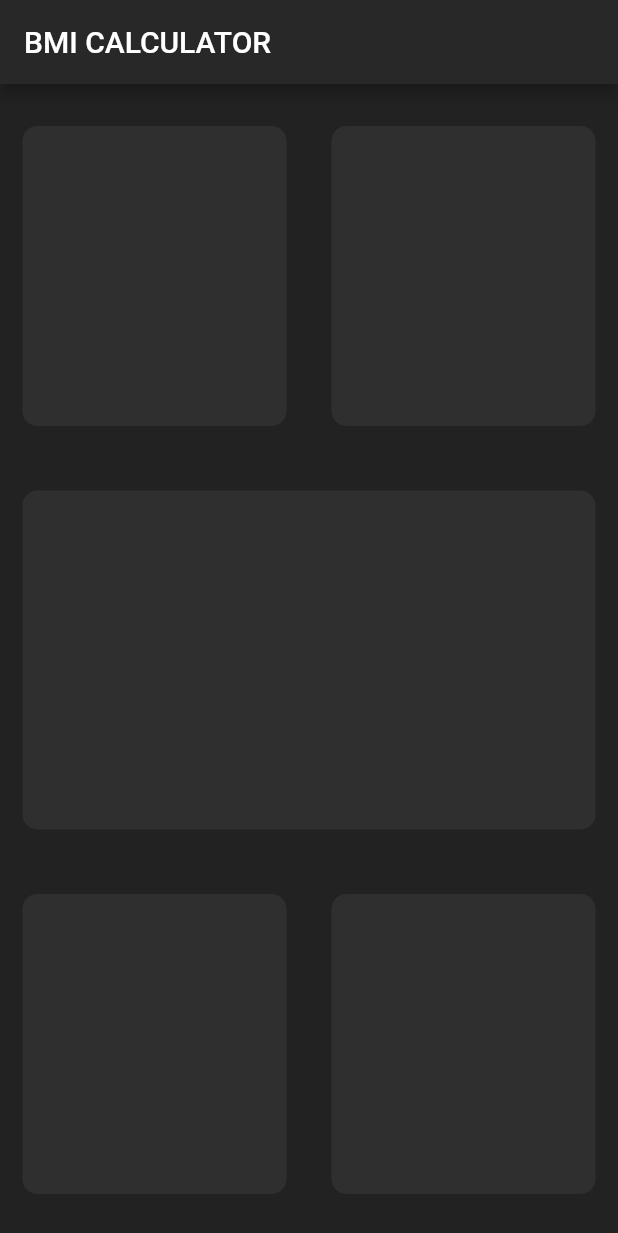
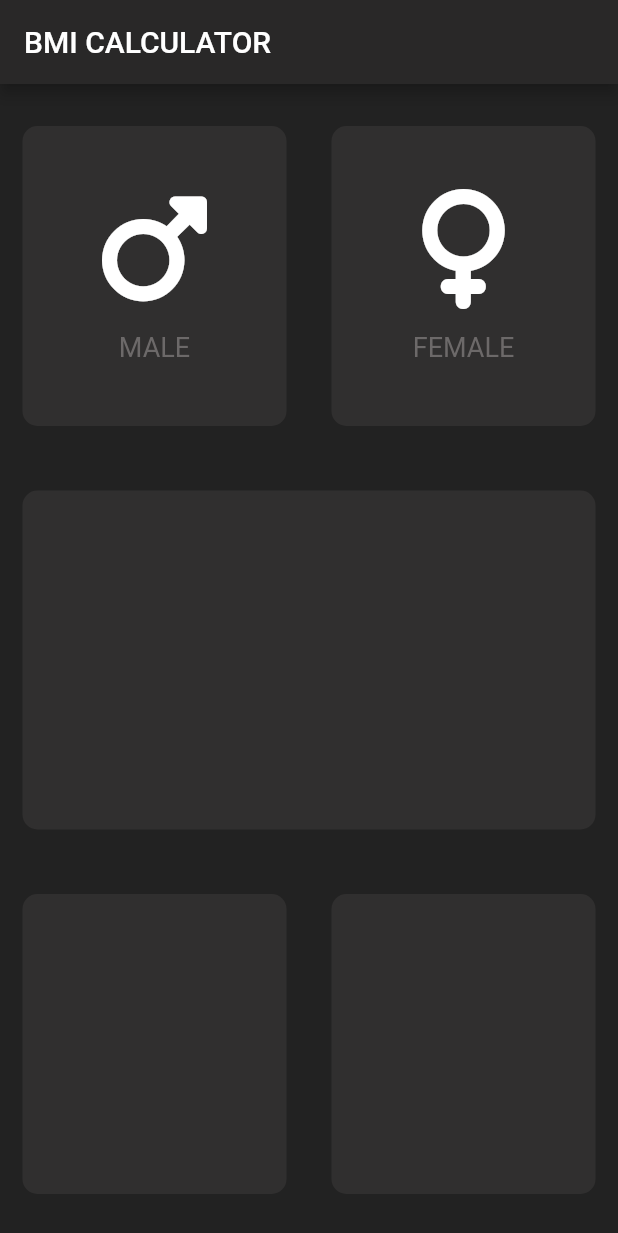
Before and after one commit to clippefuentes/bmi_flutter, a Flutter app: the screen it shows after launch, on a phone screen of 412 x 824 dp. Shown: the top 1233 px of the screen. Run offline on Flutter 3.47's test engine with Material 2 defaults, Android fonts, the phone set to English and light mode, and no system bars; our stand-ins replace font_awesome_flutter.

Commit message:
add gender card components

```diff
--- /dev/null
+++ b/lib/card_gender_content.dart
@@ -0,0 +1,36 @@
+import 'package:flutter/material.dart';
+import 'package:font_awesome_flutter/font_awesome_flutter.dart';
+
+class CardGenderContent extends StatelessWidget {
+  const CardGenderContent({
+    Key key,
+    this.icon,
+    this.text,
+  }) : super(key: key);
+
+  final IconData icon;
+  final String text;
+
+  @override
+  Widget build(BuildContext context) {
+    return Column(
+      mainAxisAlignment: MainAxisAlignment.center,
+      children: [
+        Icon(
+          icon,
+          size: 80.0
+        ),
+        SizedBox(
+          height: 15.0,
+        ),
+        Text(
+          text,
+          style:  TextStyle(
+            fontSize: 18.0,
+            color: Color.fromARGB(255, 108, 105, 105),
+          )
+        )
+      ],
+    );
+  }
+}
--- a/lib/input_page.dart
+++ b/lib/input_page.dart
@@ -1,5 +1,9 @@
 
 import 'package:flutter/material.dart';
+import 'package:font_awesome_flutter/font_awesome_flutter.dart';
+
+import 'card_gender_content.dart';
+import 'reusable_card.dart';
 
 class InputPage extends StatefulWidget {
   @override
@@ -20,10 +24,18 @@ class _InputPageState extends State<InputPage> {
               Expanded(child: ReusableCard(
                 width: 170.0,
                 colour: Color.fromARGB(255, 48, 47, 47),
+                cardChild: CardGenderContent(
+                  icon: FontAwesomeIcons.mars,
+                  text: 'MALE'
+                ),
               )),
               Expanded(child: ReusableCard(
                 width: 170.0,
                 colour: Color.fromARGB(255, 48, 47, 47),
+                cardChild: CardGenderContent(
+                  icon: FontAwesomeIcons.venus,
+                  text: 'FEMALE'
+                ),
               ))
             ],
           )),
@@ -50,24 +62,3 @@ class _InputPageState extends State<InputPage> {
     );
   }
 }
-
-class ReusableCard extends StatelessWidget {
-
-  const ReusableCard({Key key, this.width, this.colour}) : super(key: key);
-  final Color colour;
-  final double width;
-
-
-  @override
-  Widget build(BuildContext context) {
-    return Container(
-      margin: EdgeInsets.all(15.0),
-      height: 200.00,
-      width: this.width,
-      decoration: BoxDecoration(
-        color: this.colour,
-        borderRadius: BorderRadius.circular(10.0),
-      ),
-    );
-  }
-}
--- /dev/null
+++ b/lib/reusable_card.dart
@@ -0,0 +1,28 @@
+import 'package:flutter/material.dart';
+
+class ReusableCard extends StatelessWidget {
+
+  const ReusableCard({
+    Key key,
+    this.width,
+    this.colour,
+    this.cardChild
+  }) : super(key: key);
+  final Color colour;
+  final double width;
+  final Widget cardChild;
+
+  @override
+  Widget build(BuildContext context) {
+    return Container(
+      margin: EdgeInsets.all(15.0),
+      height: 200.00,
+      width: this.width,
+      decoration: BoxDecoration(
+        color: this.colour,
+        borderRadius: BorderRadius.circular(10.0),
+      ),
+      child: cardChild ,
+    );
+  }
+}
--- a/pubspec.yaml
+++ b/pubspec.yaml
@@ -11,6 +11,8 @@ dependencies:
     sdk: flutter
 
   cupertino_icons: ^0.1.2
+  font_awesome_flutter: ^10.3.0
+
 
 dev_dependencies:
   flutter_test:
```
